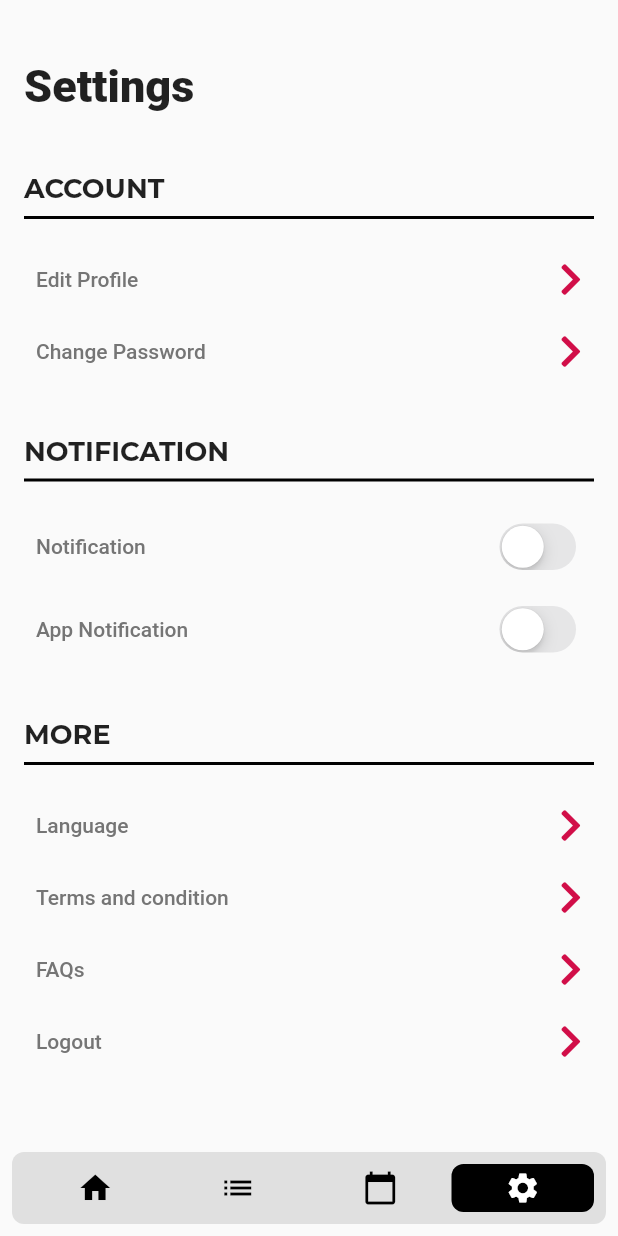
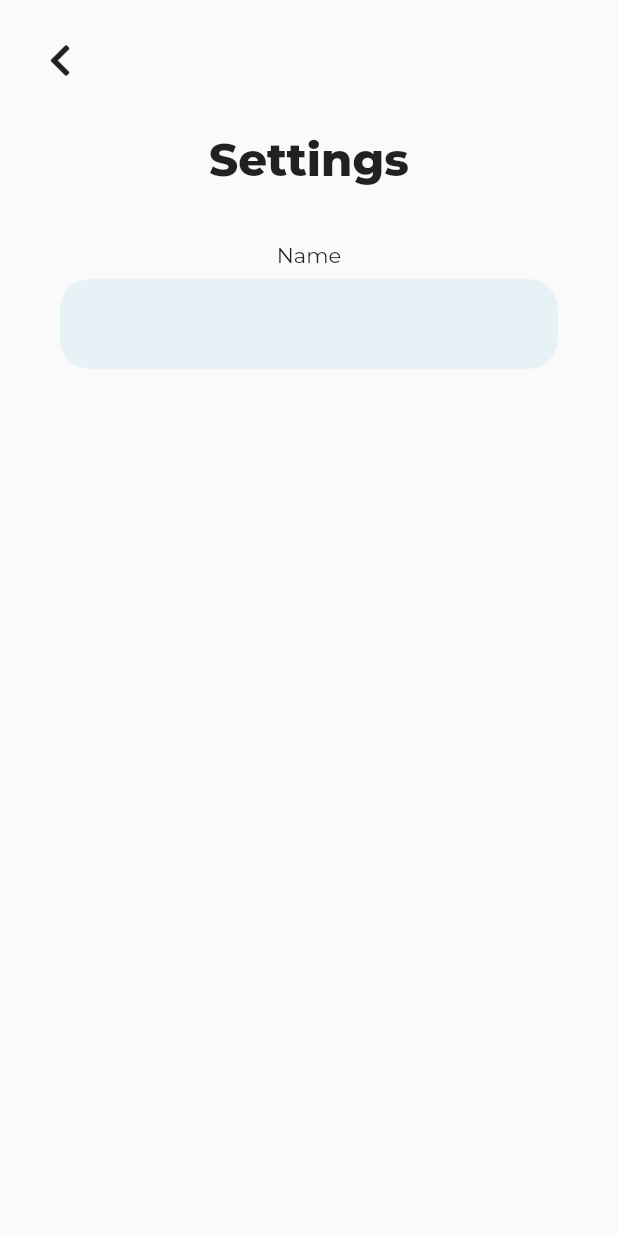
Before and after one commit to HuwaidaWai/UNIMYEngineeringLab, a Flutter app: the screen it shows once a user with an empty profile is signed in, item 4 of the bottom bar chosen, after a tap on "Edit Profile", on a phone screen of 412 x 824 dp. Run offline on Flutter 3.47's test engine with Material 2 defaults, Android fonts, the phone set to English and light mode, and no system bars; drawn by our look-alikes of floating_bottom_navigation_bar; our stand-ins replace card_swiper, cloud_firestore, file_picker, firebase_auth, firebase_core, firebase_messaging and 7 more; missing offline and left inert: flutter_beacon; accounts and stored records are empty.

Commit message:
update ui

```diff
--- a/lib/constant/color_constant.dart
+++ b/lib/constant/color_constant.dart
@@ -14,7 +14,8 @@ Map<int, Color> color = {
   900: const Color.fromRGBO(136, 14, 79, 1),
 };
 MaterialColor colorCustom = MaterialColor(0xffd10e48, color);
-
+TextStyle supertitleStyle =
+    GoogleFonts.montserrat(fontSize: 48, fontWeight: FontWeight.w700);
 TextStyle titleStyle =
     GoogleFonts.montserrat(fontSize: 24, fontWeight: FontWeight.bold);
 
@@ -26,6 +27,7 @@ TextStyle subtitleStyle2 =
 
 TextStyle subtitleStyle2Small =
     GoogleFonts.montserrat(fontSize: 12, fontWeight: FontWeight.normal);
-
+TextStyle landingsubtitleStyle =
+    GoogleFonts.montserrat(fontSize: 24, fontWeight: FontWeight.w300);
 TextStyle subtitleStyle3 =
     GoogleFonts.montserrat(fontSize: 18, fontWeight: FontWeight.w300);
--- /dev/null
+++ b/lib/landing_screen.dart
@@ -0,0 +1,77 @@
+import 'package:flutter/material.dart';
+import 'package:smart_engineering_lab/constant/color_constant.dart';
+import 'package:smart_engineering_lab/login_screens.dart';
+import 'package:smart_engineering_lab/sign_up_screen.dart';
+import 'package:smart_engineering_lab/widget/login_button_widget.dart';
+
+class LandingScreen extends StatefulWidget {
+  const LandingScreen({Key? key}) : super(key: key);
+
+  @override
+  _LandingScreenState createState() => _LandingScreenState();
+}
+
+class _LandingScreenState extends State<LandingScreen> {
+  @override
+  Widget build(BuildContext context) {
+    var height = MediaQuery.of(context).size.height;
+    return Scaffold(
+      body: SingleChildScrollView(
+        child: Container(
+          height: height,
+          color: Colors.white,
+          padding: const EdgeInsets.symmetric(vertical: 8.0, horizontal: 48),
+          child: Column(
+            mainAxisAlignment: MainAxisAlignment.center,
+            crossAxisAlignment: CrossAxisAlignment.start,
+            children: [
+              Padding(
+                padding: const EdgeInsets.symmetric(vertical: 4),
+                child: Text(
+                  'UNIMY',
+                  style: supertitleStyle,
+                ),
+              ),
+              Text(
+                'SMART ENGINEERING LAB',
+                style: landingsubtitleStyle,
+              ),
+              Padding(
+                padding: const EdgeInsets.all(8.0),
+                child: Image.asset('assets/landing_img.png'),
+              ),
+              Padding(
+                padding: const EdgeInsets.all(24.0),
+                child: Column(
+                  children: [
+                    LoginButtonWidget(
+                        onPressed: () {
+                          Navigator.of(context).push(MaterialPageRoute(
+                              builder: (context) => const LoginScreen()));
+                        },
+                        child: Text(
+                          'LOGIN',
+                          style: subtitleStyle2Small,
+                        )),
+                    Padding(
+                      padding: const EdgeInsets.only(top: 16.0),
+                      child: LoginButtonWidget(
+                          onPressed: () {
+                            Navigator.of(context).push(MaterialPageRoute(
+                                builder: (context) => const SignUpScreen()));
+                          },
+                          child: Text(
+                            'SIGNUP',
+                            style: subtitleStyle2Small,
+                          )),
+                    )
+                  ],
+                ),
+              )
+            ],
+          ),
+        ),
+      ),
+    );
+  }
+}
--- a/lib/login_screens.dart
+++ b/lib/login_screens.dart
@@ -10,6 +10,7 @@ import 'package:smart_engineering_lab/services/local_notification_services.dart'
 import 'dart:async';
 
 import 'package:smart_engineering_lab/sign_up_screen.dart';
+import 'package:smart_engineering_lab/view/home/home_page_index.dart';
 import 'package:smart_engineering_lab/widget/login_button_widget.dart';
 
 class LoginScreen extends StatefulWidget {
@@ -146,15 +147,16 @@ class _LoginScreenState extends State<LoginScreen> {
       padding: const EdgeInsets.symmetric(vertical: 25),
       width: double.infinity,
       child: LoginButtonWidget(
-        onPressed: () {
+        onPressed: () async {
           if (_formKey.currentState!.validate()) {
-            context
+            await context
                 .read<AuthService>()
                 .signIn(
                     email: emailController.text,
                     password: pwController.text,
                     changeNotifier: changeNotifier)
                 .catchError((e) {
+              print(' CATCH ERROR : $e');
               showDialog(
                   context: context,
                   builder: (context) {
@@ -167,11 +169,11 @@ class _LoginScreenState extends State<LoginScreen> {
                             child: const Text('Okay'))
                       ],
                     );
-                  }).whenComplete(() => Navigator.push(context,
-                      MaterialPageRoute(builder: (context) {
-                    return const AuthWrapper();
-                  })));
+                  });
             });
+            Navigator.of(context).push(MaterialPageRoute(builder: (context) {
+              return const HomePageIndex();
+            }));
           }
         },
         child: changeNotifier.getViewState == ViewState.BUSY
--- a/lib/main.dart
+++ b/lib/main.dart
@@ -9,8 +9,10 @@ import 'package:flutter/services.dart';
 import 'package:flutter_beacon/flutter_beacon.dart';
 import 'package:get/get.dart';
 import 'package:get_storage/get_storage.dart';
+import 'package:google_fonts/google_fonts.dart';
 import 'package:provider/provider.dart';
 import 'package:smart_engineering_lab/constant/color_constant.dart';
+import 'package:smart_engineering_lab/landing_screen.dart';
 import 'package:smart_engineering_lab/services/database_services.dart';
 import 'package:smart_engineering_lab/services/local_notification_services.dart';
 import 'package:smart_engineering_lab/view/home/home_page_index.dart';
@@ -57,6 +59,7 @@ class MyApp extends StatelessWidget {
       child: MaterialApp(
         title: 'UNIMY ENGINEERING LAB',
         theme: ThemeData(
+          fontFamily: GoogleFonts.montserrat().fontFamily,
           brightness: Brightness.light,
           primarySwatch: colorCustom,
           appBarTheme: themeData.appBarTheme.copyWith(
@@ -96,7 +99,7 @@ class AuthWrapper extends StatelessWidget {
       DatabaseService(uid: firebaseUser.uid).readUserName;
       return const HomePageIndex();
     }
-    return const LoginScreen();
+    return const LandingScreen();
   }
 }
 
--- a/lib/model/user_model.dart
+++ b/lib/model/user_model.dart
@@ -1,6 +1,7 @@
 class UserModel {
   String? uid;
   String? name;
+  String? id;
   String? email;
   String? role;
 
--- a/lib/view/beacon_view/add_lab_module.dart
+++ b/lib/view/beacon_view/add_lab_module.dart
@@ -20,7 +20,6 @@ class AddLabModule extends StatefulWidget {
 }
 
 class _AddLabModuleState extends State<AddLabModule> {
-  //TODO: Fix delete button
   var listOfController = LabModuleViewModel(
       nameModule: TextEditingController(),
       titleModule: TextEditingController(),
--- /dev/null
+++ b/lib/view/home/attendance_screen.dart
@@ -0,0 +1,19 @@
+import 'package:flutter/material.dart';
+
+class AttendanceScreen extends StatefulWidget {
+  const AttendanceScreen({Key? key}) : super(key: key);
+
+  @override
+  _AttendanceScreenState createState() => _AttendanceScreenState();
+}
+
+class _AttendanceScreenState extends State<AttendanceScreen> {
+  @override
+  Widget build(BuildContext context) {
+    return Scaffold(
+      body: Container(
+        child: Text('hello'),
+      ),
+    );
+  }
+}
--- /dev/null
+++ b/lib/view/home/edit_profile_screen.dart
@@ -0,0 +1,86 @@
+import 'package:flutter/material.dart';
+import 'package:font_awesome_flutter/font_awesome_flutter.dart';
+
+class EditProfileScreen extends StatefulWidget {
+  final String name;
+
+  const EditProfileScreen({Key? key, required this.name}) : super(key: key);
+
+  @override
+  _EditProfileScreenState createState() => _EditProfileScreenState();
+}
+
+class _EditProfileScreenState extends State<EditProfileScreen> {
+  final nameController = TextEditingController();
+
+  @override
+  void initState() {
+    super.initState();
+    nameController.text = widget.name;
+  }
+
+  @override
+  Widget build(BuildContext context) {
+    return Scaffold(
+      body: SingleChildScrollView(
+        child: Container(
+          padding: const EdgeInsets.all(16.0),
+          child: Column(
+            children: [
+              Row(mainAxisAlignment: MainAxisAlignment.start, children: [
+                IconButton(
+                  icon: const FaIcon(FontAwesomeIcons.chevronLeft),
+                  onPressed: () => Navigator.of(context).pop(),
+                )
+              ]),
+              const Padding(
+                padding: EdgeInsets.symmetric(vertical: 24.0),
+                child: Text(
+                  'Settings',
+                  style: TextStyle(fontSize: 30, fontWeight: FontWeight.w800),
+                ),
+              ),
+              buildTextField('Name', nameController)
+            ],
+          ),
+        ),
+      ),
+    );
+  }
+
+  Widget buildTextField(
+      String labelText, TextEditingController editingController) {
+    return Padding(
+      padding: const EdgeInsets.symmetric(horizontal: 24, vertical: 12),
+      child: Column(
+        children: [
+          Padding(
+            padding: const EdgeInsets.only(
+              bottom: 8.0,
+            ),
+            child: Text(
+              labelText,
+              style: const TextStyle(fontSize: 14),
+            ),
+          ),
+          TextFormField(
+            validator: (value) {
+              if (value == null || value.isEmpty) {
+                return '*This field is required';
+              }
+              return null;
+            },
+            controller: editingController,
+            decoration: const InputDecoration(
+                filled: true,
+                errorStyle: TextStyle(color: Colors.red),
+                fillColor: Color(0xffE6F2F6),
+                border: OutlineInputBorder(
+                    borderSide: BorderSide.none,
+                    borderRadius: BorderRadius.all(Radius.circular(20)))),
+          ),
+        ],
+      ),
+    );
+  }
+}
--- a/lib/view/home/home_screen.dart
+++ b/lib/view/home/home_screen.dart
@@ -25,8 +25,6 @@ class HomeScreen extends StatelessWidget {
   @override
   Widget build(BuildContext context) {
     var height = MediaQuery.of(context).size.height;
-
-    //TODO: Finish UI for homescreen
     return Container(
       padding: const EdgeInsets.symmetric(horizontal: 18.0, vertical: 36.0),
       child: Column(
--- a/lib/view/home/settings_screen.dart
+++ b/lib/view/home/settings_screen.dart
@@ -1,12 +1,15 @@
+import 'package:firebase_auth/firebase_auth.dart';
 import 'package:flutter/cupertino.dart';
 import 'package:flutter/material.dart';
 import 'package:font_awesome_flutter/font_awesome_flutter.dart';
 import 'package:provider/src/provider.dart';
 import 'package:smart_engineering_lab/constant/color_constant.dart';
 import 'package:smart_engineering_lab/main.dart';
+import 'package:smart_engineering_lab/model/user_model.dart';
 import 'package:smart_engineering_lab/provider/root_change_notifier.dart';
 import 'package:smart_engineering_lab/services/auth_service.dart';
 import 'package:smart_engineering_lab/services/database_services.dart';
+import 'package:smart_engineering_lab/view/home/edit_profile_screen.dart';
 
 class SettingScreen extends StatefulWidget {
   const SettingScreen({Key? key}) : super(key: key);
@@ -20,6 +23,7 @@ class _SettingScreenState extends State<SettingScreen> {
   bool _switchValueApp = false;
   @override
   Widget build(BuildContext context) {
+    final firebaseUser = context.watch<User>();
     final changeNotifier = context.watch<RootChangeNotifier>();
     return Scaffold(
       body: SingleChildScrollView(
@@ -57,19 +61,36 @@ class _SettingScreenState extends State<SettingScreen> {
                           const SizedBox(
                             height: 16,
                           ),
-                          TextButton(
-                            onPressed: () {},
+                          StreamBuilder<UserModel>(
+                              stream: DatabaseService(uid: firebaseUser.uid)
+                                  .readUserName,
+                              builder: (context, snapshot) {
+                                return TextButton(
+                                  onPressed: () {
+                                    if (snapshot.hasData) {
+                                      Navigator.of(context).push(
+                                          MaterialPageRoute(
+                                              builder: (context) =>
+                                                  EditProfileScreen(
+                                                    name: snapshot.data!.name!,
+                                                  )));
+                                    }
+                                  },
                                   child: Row(
-                              mainAxisAlignment: MainAxisAlignment.spaceBetween,
+                                    mainAxisAlignment:
+                                        MainAxisAlignment.spaceBetween,
                                     children: [
                                       Text(
                                         'Edit Profile',
-                                  style: TextStyle(color: Colors.grey[600]),
+                                        style:
+                                            TextStyle(color: Colors.grey[600]),
                                       ),
-                                const FaIcon(FontAwesomeIcons.chevronRight)
+                                      const FaIcon(
+                                          FontAwesomeIcons.chevronRight)
                                     ],
                                   ),
-                          ),
+                                );
+                              }),
                           TextButton(
                             onPressed: () {},
                             child: Row(
```
Also changed, not shown: assets/landing_img.png (added). Lines whose indentation alone changed are shown as unchanged.
